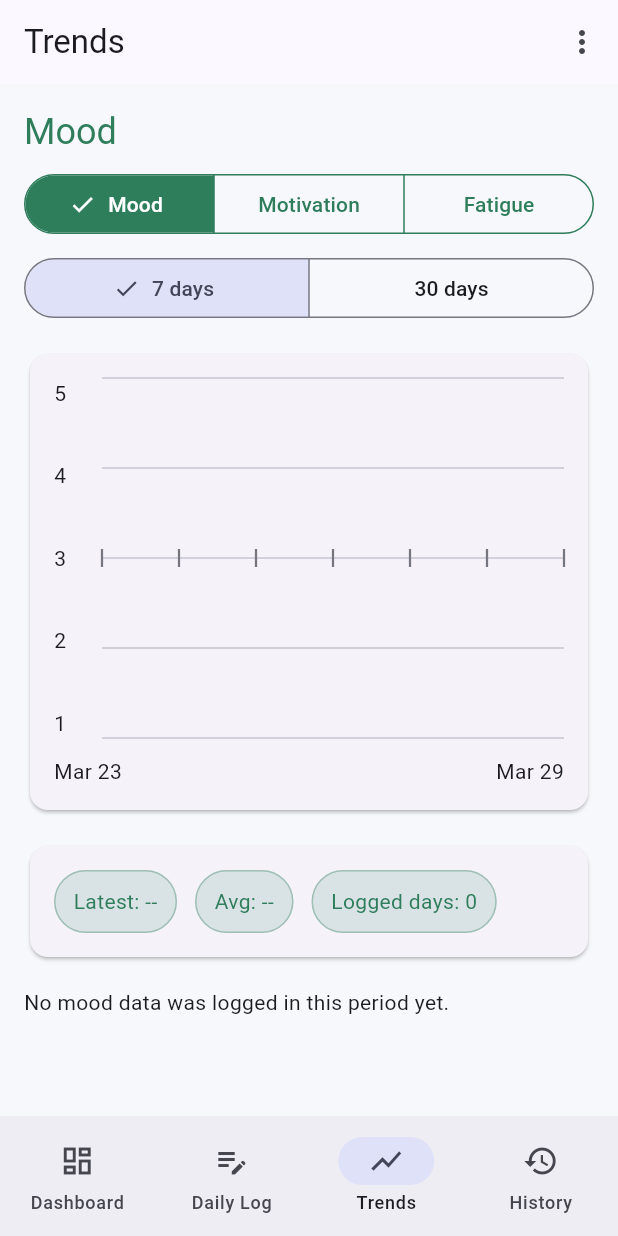
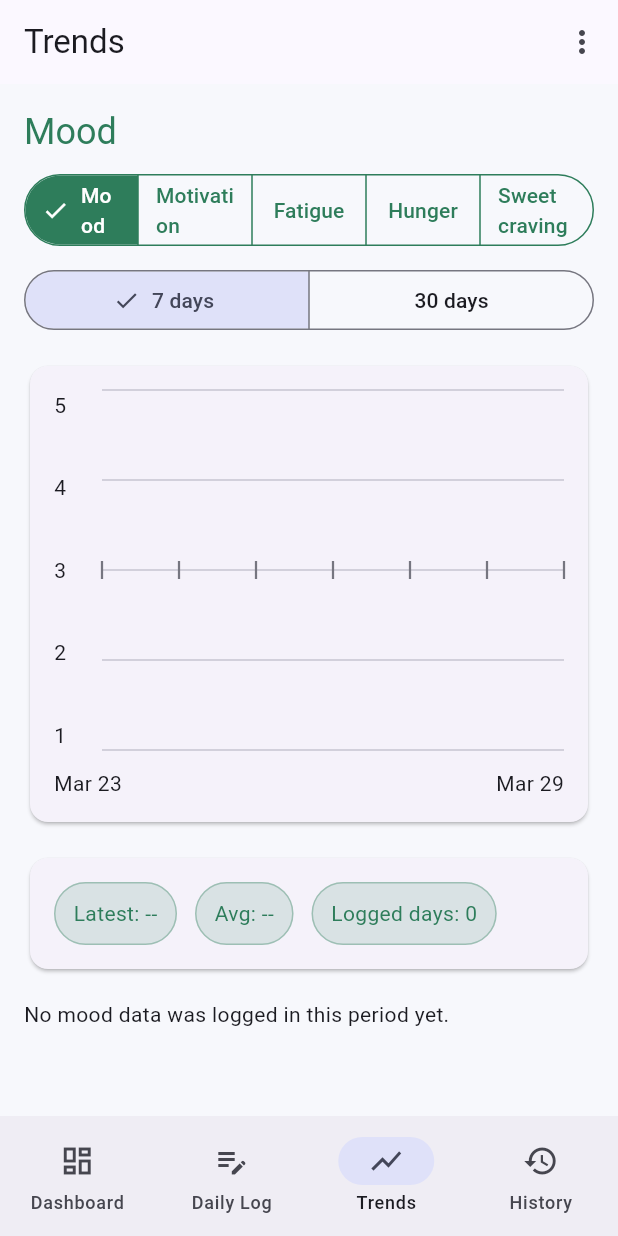
Before and after one commit to EriMidorikawa/mood_tracker, a Flutter app: the screen it shows after launch, item 3 of the bottom bar chosen, on a phone screen of 412 x 824 dp. Run offline on Flutter 3.47's test engine with Material 3 defaults, Android fonts, the phone set to English and light mode, and no system bars; our stand-ins replace shared_preferences.

Commit message:
Add hunger and sweet craving to trends metric selector

```diff
--- a/lib/features/trends/trends_page.dart
+++ b/lib/features/trends/trends_page.dart
@@ -355,6 +355,16 @@ const _trendMetrics = <_TrendMetric>[
     label: 'Fatigue',
     color: Color(0xFFC56A1A),
   ),
+  _TrendMetric(
+    key: 'hunger',
+    label: 'Hunger',
+    color: Color(0xFF8E5CC2),
+  ),
+  _TrendMetric(
+    key: 'sweet_craving',
+    label: 'Sweet craving',
+    color: Color(0xFFD14E7A),
+  ),
 ];
 
 List<_MetricPoint> _buildMetricPoints({
```
